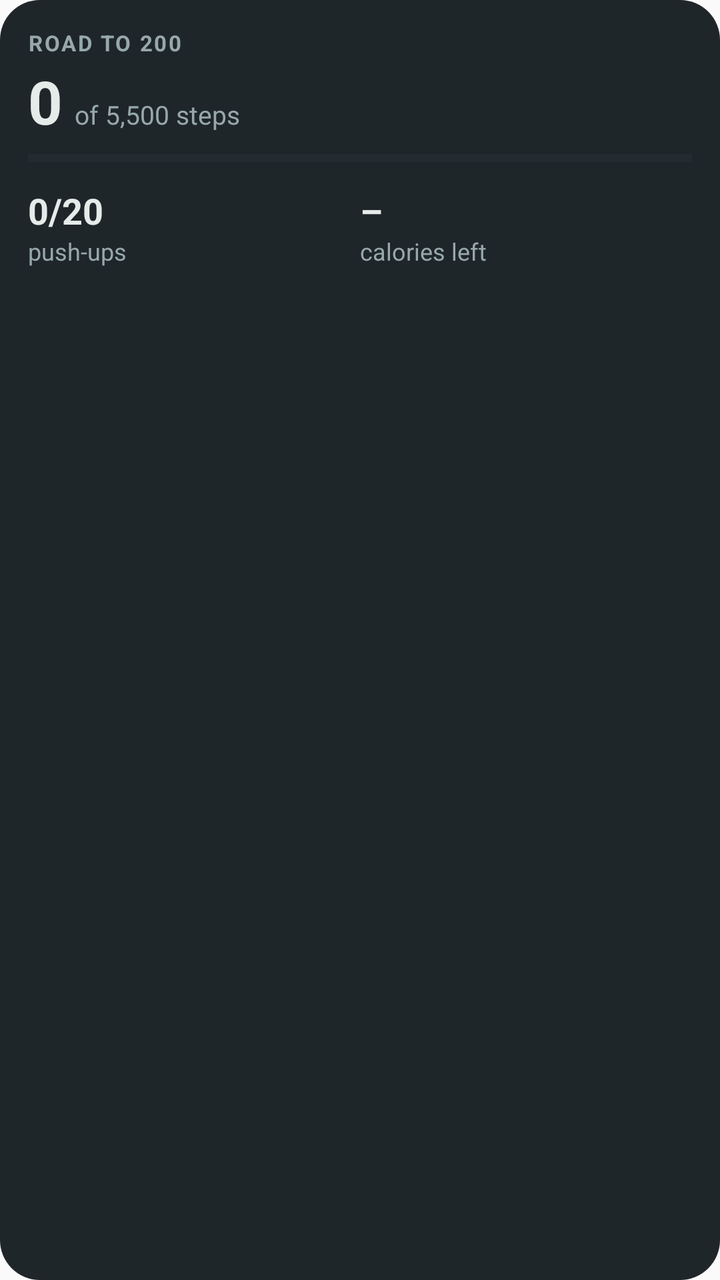
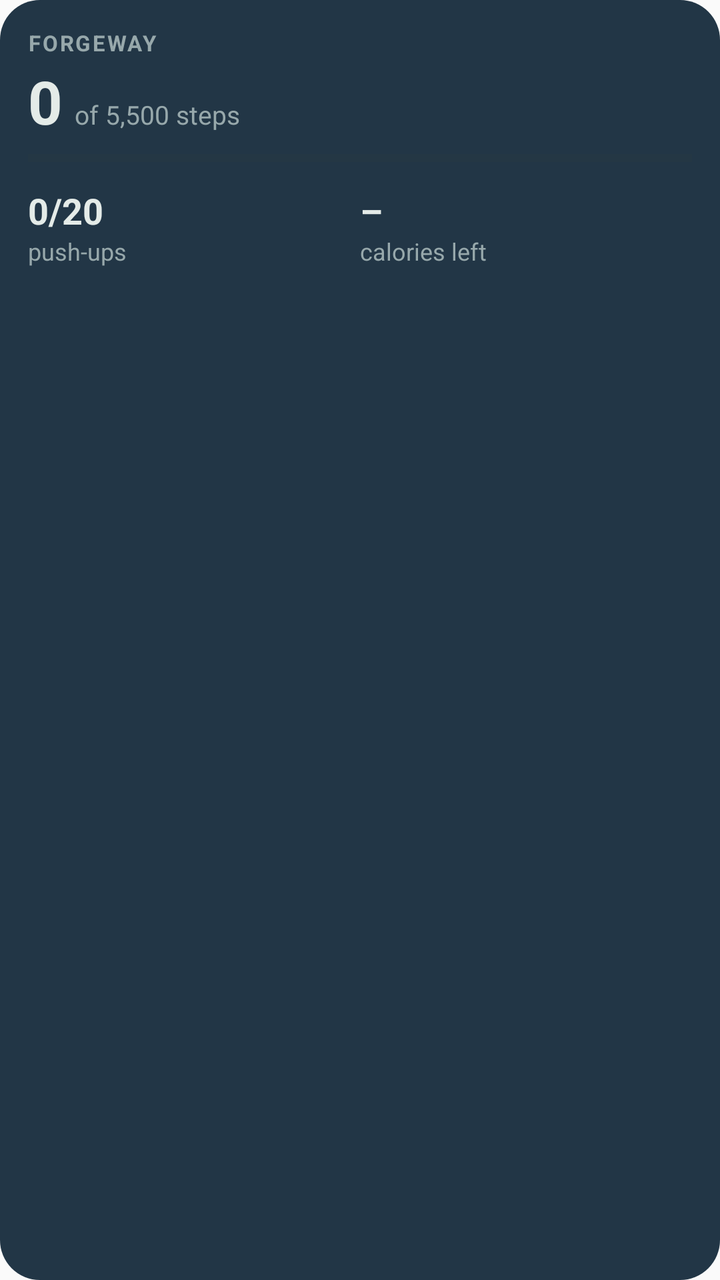

The first picture is an Android layout as it rendered before a commit; the second is the same layout after the commit. The layout source and the unified diff follow.
<!-- AndroidManifest.xml: application theme AppTheme -->
<!-- res/layout/widget_road.xml -->
<?xml version="1.0" encoding="utf-8"?>
<LinearLayout xmlns:android="http://schemas.android.com/apk/res/android"
    android:id="@+id/w_root"
    android:layout_width="match_parent"
    android:layout_height="match_parent"
    android:background="@drawable/widget_bg"
    android:orientation="vertical"
    android:padding="14dp">

    <TextView
        android:layout_width="wrap_content"
        android:layout_height="wrap_content"
        android:text="ROAD TO 200"
        android:textColor="#97A8AB"
        android:textSize="11sp"
        android:textStyle="bold"
        android:letterSpacing="0.08" />

    <LinearLayout
        android:layout_width="match_parent"
        android:layout_height="wrap_content"
        android:layout_marginTop="2dp"
        android:gravity="bottom"
        android:orientation="horizontal">

        <TextView
            android:id="@+id/w_steps"
            android:layout_width="wrap_content"
            android:layout_height="wrap_content"
            android:text="0"
            android:textColor="#E4EBE8"
            android:textSize="30sp"
            android:textStyle="bold" />

        <TextView
            android:id="@+id/w_steps_of"
            android:layout_width="wrap_content"
            android:layout_height="wrap_content"
            android:layout_marginStart="6dp"
            android:paddingBottom="5dp"
            android:text="of 5,500 steps"
            android:textColor="#97A8AB"
            android:textSize="13sp" />
    </LinearLayout>

    <ProgressBar
        android:id="@+id/w_steps_bar"
        style="?android:attr/progressBarStyleHorizontal"
        android:layout_width="match_parent"
        android:layout_height="8dp"
        android:layout_marginTop="4dp"
        android:max="100"
        android:progress="0"
        android:progressTint="#6DB0D0"
        android:progressBackgroundTint="#2B3A40" />

    <LinearLayout
        android:layout_width="match_parent"
        android:layout_height="wrap_content"
        android:layout_marginTop="10dp"
        android:orientation="horizontal">

        <LinearLayout
            android:layout_width="0dp"
            android:layout_height="wrap_content"
            android:layout_weight="1"
            android:orientation="vertical">

            <TextView
                android:id="@+id/w_push"
                android:layout_width="wrap_content"
                android:layout_height="wrap_content"
                android:text="0/20"
                android:textColor="#E4EBE8"
                android:textSize="18sp"
                android:textStyle="bold" />

            <TextView
                android:layout_width="wrap_content"
                android:layout_height="wrap_content"
                android:text="push-ups"
                android:textColor="#97A8AB"
                android:textSize="12sp" />
        </LinearLayout>

        <LinearLayout
            android:layout_width="0dp"
            android:layout_height="wrap_content"
            android:layout_weight="1"
            android:orientation="vertical">

            <TextView
                android:id="@+id/w_cal"
                android:layout_width="wrap_content"
                android:layout_height="wrap_content"
                android:text="–"
                android:textColor="#E4EBE8"
                android:textSize="18sp"
                android:textStyle="bold" />

            <TextView
                android:id="@+id/w_cal_label"
                android:layout_width="wrap_content"
                android:layout_height="wrap_content"
                android:text="calories left"
                android:textColor="#97A8AB"
                android:textSize="12sp" />
        </LinearLayout>
    </LinearLayout>
</LinearLayout>
<!-- resources referenced by this layout -->
<resources>
  <!-- drawable widget_bg (drawable) -->
  <?xml version="1.0" encoding="utf-8"?>
  <shape xmlns:android="http://schemas.android.com/apk/res/android" android:shape="rectangle">
      <solid android:color="#F2131B1F" />
      <corners android:radius="20dp" />
  </shape>
  <style name="AppTheme" parent="Theme.AppCompat.Light.DarkActionBar">
          
          <item name="colorPrimary">@color/colorPrimary</item>
          <item name="colorPrimaryDark">@color/colorPrimaryDark</item>
          <item name="colorAccent">@color/colorAccent</item>
      </style>
</resources>

<!-- the commit's change to res/layout/widget_road.xml (unified diff, before → after) -->
@@ -10,7 +10,7 @@
     <TextView
         android:layout_width="wrap_content"
         android:layout_height="wrap_content"
-        android:text="ROAD TO 200"
+        android:text="FORGEWAY"
         android:textColor="#97A8AB"
         android:textSize="11sp"
         android:textStyle="bold"
<!-- resource entries referenced after the edit -->
@@ -3,7 +3,7 @@
   <!-- drawable widget_bg (drawable) -->
   <?xml version="1.0" encoding="utf-8"?>
   <shape xmlns:android="http://schemas.android.com/apk/res/android" android:shape="rectangle">
-      <solid android:color="#F2131B1F" />
+      <solid android:color="#F2172C3D" />
       <corners android:radius="20dp" />
   </shape>
   <style name="AppTheme" parent="Theme.AppCompat.Light.DarkActionBar">
